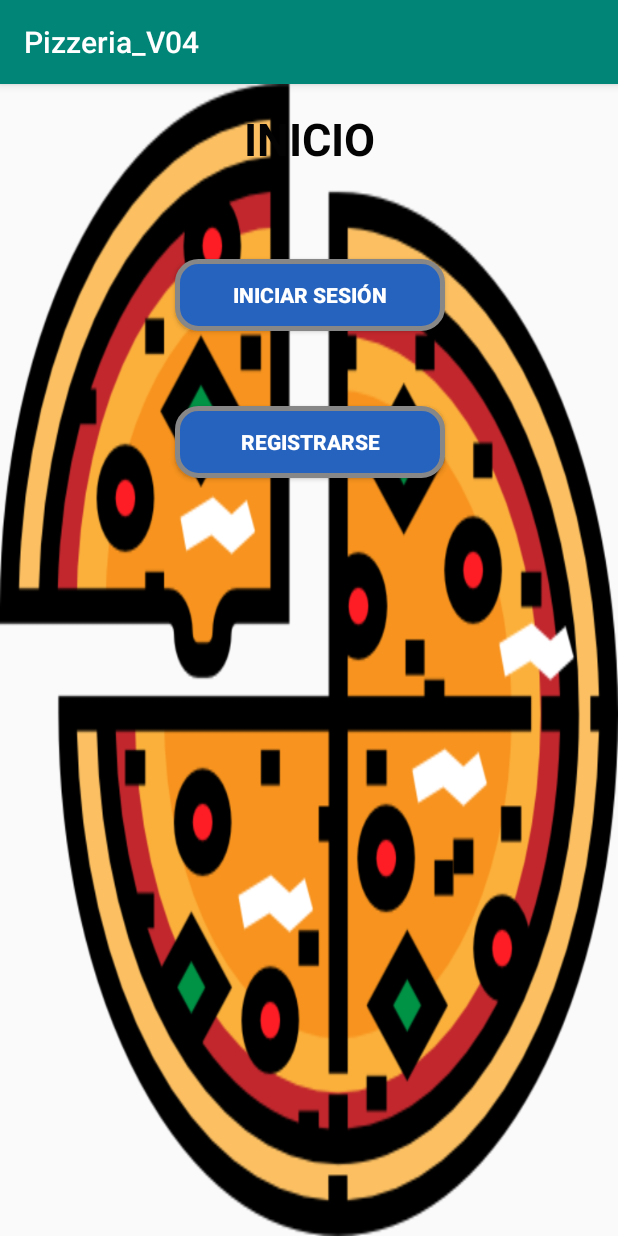
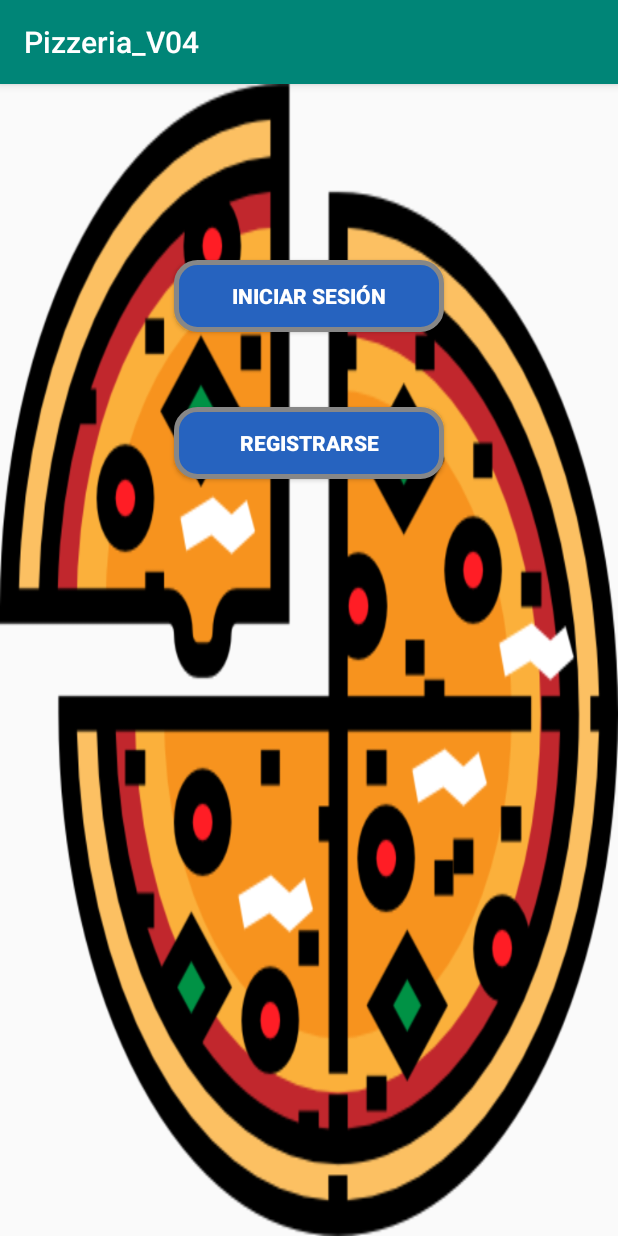
Before and after one commit to rpf1980/ANDROID_pcCompartido, an Android app: the screen it shows after launch (MainActivity), on a phone screen of 412 x 824 dp. Run offline under Robolectric (Android 15) with nearby library versions, the phone set to English and light mode, and no system bars.

```diff
--- a/Pizzeria_V04/app/src/main/java/com/example/pizzeria_v04/GUI_DetallePizzaCasa.java
+++ b/Pizzeria_V04/app/src/main/java/com/example/pizzeria_v04/GUI_DetallePizzaCasa.java
@@ -3,6 +3,7 @@ package com.example.pizzeria_v04;
 import androidx.appcompat.app.AppCompatActivity;
 
 import android.content.Intent;
+import android.content.pm.ActivityInfo;
 import android.os.Bundle;
 import android.view.View;
 import android.widget.Button;
@@ -25,6 +26,8 @@ public class GUI_DetallePizzaCasa extends AppCompatActivity
     {
         super.onCreate(savedInstanceState);
         setContentView(R.layout.activity_gui__detalle_pizza_casa);
+
+        setRequestedOrientation(ActivityInfo.SCREEN_ORIENTATION_PORTRAIT);
 
         img = findViewById(R.id.idFotoDetalleCasa);
         btnDetallePizzaCasa = findViewById(R.id.idBtnDetalleCasa);
@@ -79,6 +82,6 @@ public class GUI_DetallePizzaCasa extends AppCompatActivity
         // Recuperamos el item clicado
         int value = getIntent().getExtras().getInt("idpizza");
         img.setImageResource(arrayItems.get(value-1).getImagen());
-        Toast.makeText(this, value+"", Toast.LENGTH_LONG).show();
+        //Toast.makeText(this, value+"", Toast.LENGTH_LONG).show();
     }
 }
--- a/Pizzeria_V04/app/src/main/java/com/example/pizzeria_v04/GUI_DetallePizzaGusto.java
+++ b/Pizzeria_V04/app/src/main/java/com/example/pizzeria_v04/GUI_DetallePizzaGusto.java
@@ -3,6 +3,7 @@ package com.example.pizzeria_v04;
 import androidx.appcompat.app.AppCompatActivity;
 
 import android.content.Intent;
+import android.content.pm.ActivityInfo;
 import android.os.Bundle;
 import android.view.View;
 import android.widget.Button;
@@ -18,6 +19,8 @@ public class GUI_DetallePizzaGusto extends AppCompatActivity
         super.onCreate(savedInstanceState);
         setContentView(R.layout.activity_gui__detalle_pizza_gusto);
 
+        setRequestedOrientation(ActivityInfo.SCREEN_ORIENTATION_PORTRAIT);
+
         btnDetPizGusto = findViewById(R.id.idBtnDetallesPizzaGusto);
 
         btnDetPizGusto.setOnClickListener(new View.OnClickListener()
@@ -25,8 +28,6 @@ public class GUI_DetallePizzaGusto extends AppCompatActivity
             @Override
             public void onClick(View v)
             {
-                getToast("Ok click");
-
                 Intent i = new Intent(getApplicationContext(), GUI_PizzaEnCamino.class);
                 startActivity(i);
             }
--- a/Pizzeria_V04/app/src/main/java/com/example/pizzeria_v04/GUI_LOGIN.java
+++ b/Pizzeria_V04/app/src/main/java/com/example/pizzeria_v04/GUI_LOGIN.java
@@ -4,6 +4,7 @@ import androidx.appcompat.app.AppCompatActivity;
 
 import android.content.Intent;
 import android.content.SharedPreferences;
+import android.content.pm.ActivityInfo;
 import android.os.Bundle;
 import android.view.View;
 import android.widget.Button;
@@ -26,6 +27,8 @@ public class GUI_LOGIN extends AppCompatActivity
     {
         super.onCreate(savedInstanceState);
         setContentView(R.layout.activity_gui__login);
+
+        setRequestedOrientation(ActivityInfo.SCREEN_ORIENTATION_PORTRAIT);
 
         // Asociamos los id's
         edtUsuLogin = findViewById(R.id.idEdtUsuLogin);
--- a/Pizzeria_V04/app/src/main/java/com/example/pizzeria_v04/GUI_OPCIONES_PEDIDO.java
+++ b/Pizzeria_V04/app/src/main/java/com/example/pizzeria_v04/GUI_OPCIONES_PEDIDO.java
@@ -3,6 +3,7 @@ package com.example.pizzeria_v04;
 import androidx.appcompat.app.AppCompatActivity;
 
 import android.content.Intent;
+import android.content.pm.ActivityInfo;
 import android.os.Bundle;
 import android.util.Log;
 import android.view.View;
@@ -20,6 +21,8 @@ public class GUI_OPCIONES_PEDIDO extends AppCompatActivity
     {
         super.onCreate(savedInstanceState);
         setContentView(R.layout.activity_gui__opciones__pedido);
+
+        setRequestedOrientation(ActivityInfo.SCREEN_ORIENTATION_PORTRAIT);
 
         btnDeCasa = findViewById(R.id.idBtnOpPediCasa);
         btnEligeIngredientes = findViewById(R.id.idBtnEligeIngredientes);
--- a/Pizzeria_V04/app/src/main/java/com/example/pizzeria_v04/GUI_PANEL_OPCIONES.java
+++ b/Pizzeria_V04/app/src/main/java/com/example/pizzeria_v04/GUI_PANEL_OPCIONES.java
@@ -3,6 +3,7 @@ package com.example.pizzeria_v04;
 import androidx.appcompat.app.AppCompatActivity;
 
 import android.content.Intent;
+import android.content.pm.ActivityInfo;
 import android.net.Uri;
 import android.os.Bundle;
 import android.view.View;
@@ -22,6 +23,8 @@ public class GUI_PANEL_OPCIONES extends AppCompatActivity
     {
         super.onCreate(savedInstanceState);
         setContentView(R.layout.activity_gui__panel__opciones);
+
+        setRequestedOrientation(ActivityInfo.SCREEN_ORIENTATION_PORTRAIT);
 
         // Asociamos id's
         wifi = findViewById(R.id.idWifi);
--- a/Pizzeria_V04/app/src/main/java/com/example/pizzeria_v04/GUI_PizzaAlGusto.java
+++ b/Pizzeria_V04/app/src/main/java/com/example/pizzeria_v04/GUI_PizzaAlGusto.java
@@ -3,6 +3,7 @@ package com.example.pizzeria_v04;
 import androidx.appcompat.app.AppCompatActivity;
 
 import android.content.Intent;
+import android.content.pm.ActivityInfo;
 import android.os.Bundle;
 import android.view.View;
 import android.widget.Button;
@@ -23,6 +24,8 @@ public class GUI_PizzaAlGusto extends AppCompatActivity
     {
         super.onCreate(savedInstanceState);
         setContentView(R.layout.activity_gui__pizza_al_gusto);
+
+        setRequestedOrientation(ActivityInfo.SCREEN_ORIENTATION_PORTRAIT);
 
         // Asociamos los id's
         tvContador = findViewById(R.id.idTvContadorGusto);
--- a/Pizzeria_V04/app/src/main/java/com/example/pizzeria_v04/GUI_PizzaEnCamino.java
+++ b/Pizzeria_V04/app/src/main/java/com/example/pizzeria_v04/GUI_PizzaEnCamino.java
@@ -2,6 +2,7 @@ package com.example.pizzeria_v04;
 
 import androidx.appcompat.app.AppCompatActivity;
 
+import android.content.pm.ActivityInfo;
 import android.os.Bundle;
 
 public class GUI_PizzaEnCamino extends AppCompatActivity
@@ -12,5 +13,7 @@ public class GUI_PizzaEnCamino extends AppCompatActivity
     {
         super.onCreate(savedInstanceState);
         setContentView(R.layout.activity_gui__pizza_en_camino);
+
+        setRequestedOrientation(ActivityInfo.SCREEN_ORIENTATION_PORTRAIT);
     }
 }
--- a/Pizzeria_V04/app/src/main/java/com/example/pizzeria_v04/GUI_deLaCasa.java
+++ b/Pizzeria_V04/app/src/main/java/com/example/pizzeria_v04/GUI_deLaCasa.java
@@ -4,6 +4,7 @@ import androidx.appcompat.app.AppCompatActivity;
 import androidx.recyclerview.widget.LinearLayoutManager;
 import androidx.recyclerview.widget.RecyclerView;
 
+import android.content.pm.ActivityInfo;
 import android.os.Bundle;
 import android.view.View;
 import android.widget.AdapterView;
@@ -22,6 +23,8 @@ public class GUI_deLaCasa extends AppCompatActivity
     {
         super.onCreate(savedInstanceState);
         setContentView(R.layout.activity_gui_de_la_casa);
+
+        setRequestedOrientation(ActivityInfo.SCREEN_ORIENTATION_PORTRAIT);
 
         // Referenciamos al RecyclerView
         mRecyclerView = (RecyclerView) findViewById(R.id.my_recycler_view);
--- a/Pizzeria_V04/app/src/main/java/com/example/pizzeria_v04/MainActivity.java
+++ b/Pizzeria_V04/app/src/main/java/com/example/pizzeria_v04/MainActivity.java
@@ -3,6 +3,7 @@ package com.example.pizzeria_v04;
 import androidx.appcompat.app.AppCompatActivity;
 
 import android.content.Intent;
+import android.content.pm.ActivityInfo;
 import android.os.Bundle;
 import android.util.Patterns;
 import android.view.View;
@@ -22,6 +23,8 @@ public class MainActivity extends AppCompatActivity
     {
         super.onCreate(savedInstanceState);
         setContentView(R.layout.activity_main);
+
+        setRequestedOrientation(ActivityInfo.SCREEN_ORIENTATION_PORTRAIT);
 
         btnInitGuiInicio = findViewById(R.id.idBtnInitGuiInicio);
         btnRegisGuiInicio = findViewById(R.id.idBtnRegisGuiInicio);
--- a/Pizzeria_V04/app/src/main/java/com/example/pizzeria_v04/SplashScreen.java
+++ b/Pizzeria_V04/app/src/main/java/com/example/pizzeria_v04/SplashScreen.java
@@ -3,6 +3,7 @@ package com.example.pizzeria_v04;
 import androidx.appcompat.app.AppCompatActivity;
 
 import android.content.Intent;
+import android.content.pm.ActivityInfo;
 import android.os.Bundle;
 import android.os.Handler;
 
@@ -15,6 +16,8 @@ public class SplashScreen extends AppCompatActivity
         super.onCreate(savedInstanceState);
         setContentView(R.layout.activity_splash_screen);
 
+        setRequestedOrientation(ActivityInfo.SCREEN_ORIENTATION_PORTRAIT);
+
         // https://www.youtube.com/watch?v=0cnOTSRCaW4
         // Usamos un Handler para controlar el tiempo que tarda en verse esta
         // actividad. Después del tiempo indicado pasará a la actividad siguiente
@@ -26,6 +29,6 @@ public class SplashScreen extends AppCompatActivity
                 Intent i = new Intent(getApplicationContext(), MainActivity.class);
                 startActivity(i);
             }
-        }, 4000);
+        }, 2500);
     }
 }
--- a/Pizzeria_V04/app/src/main/res/layout/activity_main.xml
+++ b/Pizzeria_V04/app/src/main/res/layout/activity_main.xml
@@ -7,31 +7,18 @@
     android:background="@drawable/pizza"
     tools:context=".MainActivity">
 
-    <TextView
-        android:id="@+id/textView"
+    <Button
+        android:id="@+id/idBtnInitGuiInicio"
         android:layout_width="wrap_content"
         android:layout_height="wrap_content"
-        android:layout_marginTop="16dp"
-        android:text="@string/strTvInicio"
-        android:textColor="#030303"
-        android:textSize="30sp"
+        android:layout_marginTop="117dp"
+        android:background="@drawable/style_btn_bottom"
+        android:text="@string/strBtnInitGuiInicio"
+        android:textColor="@color/cardview_light_background"
         android:textStyle="bold"
         app:layout_constraintEnd_toEndOf="parent"
         app:layout_constraintStart_toStartOf="parent"
         app:layout_constraintTop_toTopOf="parent" />
-
-    <Button
-        android:id="@+id/idBtnInitGuiInicio"
-        android:layout_width="wrap_content"
-        android:layout_height="wrap_content"
-        android:layout_marginTop="60dp"
-        android:background="@drawable/style_btn_bottom"
-        android:text="@string/strBtnInitGuiInicio"
-        android:textColor="@color/cardview_light_background"
-        android:textStyle="bold"
-        app:layout_constraintEnd_toEndOf="@+id/textView"
-        app:layout_constraintStart_toStartOf="@+id/textView"
-        app:layout_constraintTop_toBottomOf="@+id/textView" />
 
     <Button
         android:id="@+id/idBtnRegisGuiInicio"
```
Also changed, not shown: Pizzeria_V04/app/src/main/AndroidManifest.xml (+14 -7 lines), Pizzeria_V04/app/src/main/java/com/example/pizzeria_v04/GUI_ConfigUser.java (+6 -3 lines), Pizzeria_V04/app/src/main/java/com/example/pizzeria_v04/GUI_REGISTRO.java (+6 -3 lines), Pizzeria_V04/app/src/main/res/layout/activity_gui__panel__opciones.xml (+4 -16 lines).
